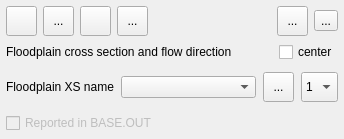
The window that flo2d/ui/fpxsec_editor.ui (FLO-2DSoftware/qgis-flo-2d-plugin) describes before a commit, drawn with Qt 5.
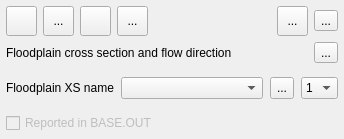
The same window after the commit. Icons and pictures are not drawn.

The edit to the form file:
```diff
--- a/flo2d/ui/fpxsec_editor.ui
+++ b/flo2d/ui/fpxsec_editor.ui
@@ -261,9 +261,16 @@
       </spacer>
      </item>
      <item>
-      <widget class="QCheckBox" name="center_fpxs_chbox">
+      <widget class="QToolButton" name="center_fpxs_chbox">
        <property name="text">
-        <string>center</string>
+        <string>...</string>
+       </property>
+       <property name="icon">
+        <iconset>
+         <normaloff>../img/eye-svgrepo-com.svg</normaloff>../img/eye-svgrepo-com.svg</iconset>
+       </property>
+       <property name="checkable">
+        <bool>true</bool>
        </property>
       </widget>
      </item>
@@ -335,10 +342,16 @@
         </item>
         <item>
          <widget class="QToolButton" name="rename_fpxs_btn">
+          <property name="sizePolicy">
+           <sizepolicy hsizetype="Fixed" vsizetype="Preferred">
+            <horstretch>0</horstretch>
+            <verstretch>0</verstretch>
+           </sizepolicy>
+          </property>
           <property name="minimumSize">
            <size>
-            <width>31</width>
-            <height>30</height>
+            <width>0</width>
+            <height>0</height>
            </size>
           </property>
           <property name="maximumSize">
@@ -364,7 +377,7 @@
           <property name="minimumSize">
            <size>
             <width>0</width>
-            <height>30</height>
+            <height>0</height>
            </size>
           </property>
           <property name="sizeIncrement">
```
Left out of the diff: 2 changed lines with no effect on the pictures.
